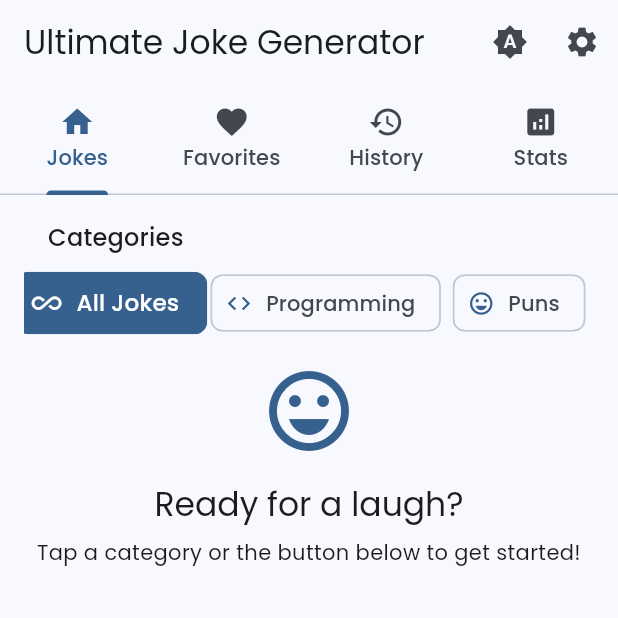
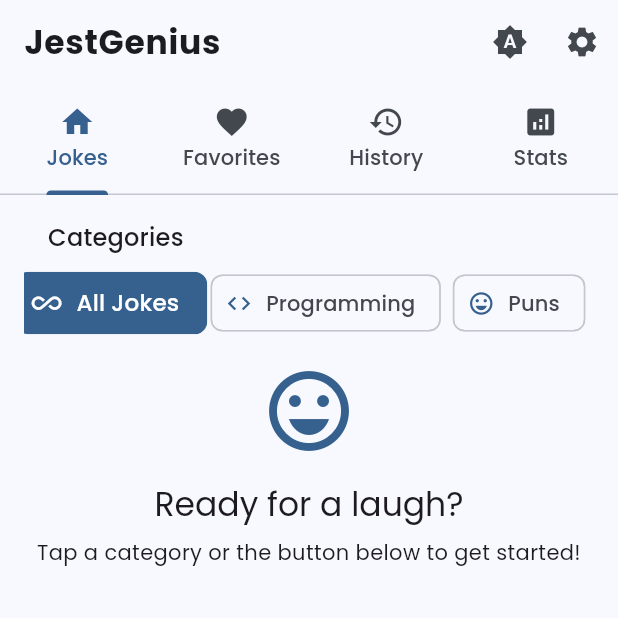
Before and after one commit to Ogunleye-Similoluwa/JestGenius, a Flutter app: the screen it shows after launch, on a phone screen of 412 x 824 dp, the top half of it. Run offline on Flutter 3.47's test engine with Material 3 defaults, Android fonts, the phone set to English and light mode, and no system bars; drawn by our look-alikes of confetti; our stand-ins replace connectivity_plus, flutter_local_notifications, flutter_tts, google_fonts, permission_handler, share_plus and 2 more.

Commit message:
changed to a better name

```diff
--- a/lib/main.dart
+++ b/lib/main.dart
@@ -19,7 +19,7 @@ class JokeApp extends StatelessWidget {
           final colorScheme = jokeProvider.currentColorScheme;
 
           return MaterialApp(
-            title: 'Ultimate Joke Generator',
+            title: 'JestGenius',
             theme: ThemeData(
               useMaterial3: true,
               colorScheme: colorScheme.copyWith(brightness: Brightness.light),
--- a/lib/view/joke_page.dart
+++ b/lib/view/joke_page.dart
@@ -21,7 +21,12 @@ class JokeHomePage extends StatelessWidget {
       length: 4,
       child: Scaffold(
         appBar: AppBar(
-          title: Text('Ultimate Joke Generator'),
+          title: Text('JestGenius',
+            style: TextStyle(
+              fontWeight: FontWeight.bold,
+              letterSpacing: 0.5,
+            ),
+          ),
           actions: [
             IconButton(
               icon: Icon(context.read<JokeProvider>().themeMode == ThemeMode.dark
```
